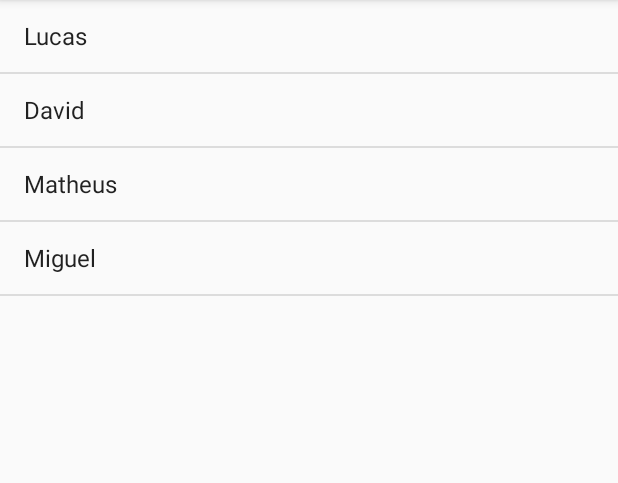
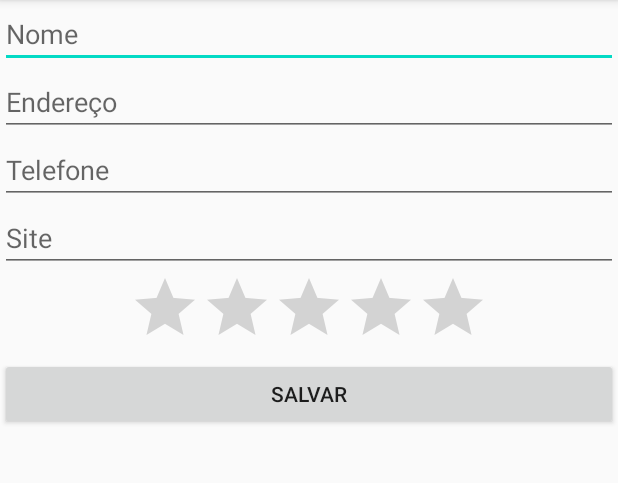
Before and after one commit to LuccasTraumer/MyApplication_Alura_Android, an Android app: the screen it shows after launch (MainActivity before the commit, FormularioActivity after it), on a phone screen of 412 x 824 dp, the part 84-567 px from its top. Run offline under Robolectric (Android 15) with nearby library versions, the phone set to English and light mode, and no system bars.

Commit message:
create a new Activity and a form to create a new student

```diff
--- a/app/app/src/main/AndroidManifest.xml
+++ b/app/app/src/main/AndroidManifest.xml
@@ -9,13 +9,16 @@
         android:roundIcon="@mipmap/ic_launcher_round"
         android:supportsRtl="true"
         android:theme="@style/AppTheme">
-        <activity android:name=".MainActivity">
+        <activity android:name=".FormularioActivity">
             <intent-filter>
                 <action android:name="android.intent.action.MAIN" />
 
                 <category android:name="android.intent.category.LAUNCHER" />
             </intent-filter>
         </activity>
+        <activity android:name=".MainActivity">
+
+        </activity>
     </application>
 
 </manifest>
--- /dev/null
+++ b/app/app/src/main/java/com/example/myapplication/FormularioActivity.java
@@ -0,0 +1,14 @@
+package com.example.myapplication;
+
+import androidx.appcompat.app.AppCompatActivity;
+
+import android.os.Bundle;
+
+public class FormularioActivity extends AppCompatActivity {
+
+    @Override
+    protected void onCreate(Bundle savedInstanceState) {
+        super.onCreate(savedInstanceState);
+        setContentView(R.layout.activity_formulario);
+    }
+}
--- /dev/null
+++ b/app/app/src/main/res/layout/activity_formulario.xml
@@ -0,0 +1,47 @@
+<?xml version="1.0" encoding="utf-8"?>
+<ScrollView
+    xmlns:android="http://schemas.android.com/apk/res/android"
+    android:layout_height="match_parent"
+    android:layout_width="match_parent">
+    <LinearLayout
+        android:orientation="vertical"
+        xmlns:tools="http://schemas.android.com/tools"
+        android:layout_width="match_parent"
+        android:layout_height="match_parent"
+        tools:context=".FormularioActivity">
+
+
+        <EditText
+            android:hint="Nome"
+            android:layout_width="match_parent"
+            android:layout_height="wrap_content"
+        />
+        <EditText
+            android:hint="Endereço"
+            android:layout_width="match_parent"
+            android:layout_height="wrap_content"
+        />
+        <EditText
+            android:hint="Telefone"
+            android:layout_width="match_parent"
+            android:layout_height="wrap_content"
+        />
+        <EditText
+            android:hint="Site"
+            android:layout_width="match_parent"
+            android:layout_height="wrap_content"
+        />
+        <RatingBar
+            android:layout_width="wrap_content"
+            android:layout_height="wrap_content"
+            android:numStars="5"
+            android:max="10"
+            android:layout_gravity="center"
+        />
+        <Button
+            android:layout_width="match_parent"
+            android:layout_height="wrap_content"
+            android:text="@string/btnSalvar"
+            />
+    </LinearLayout>
+</ScrollView>
--- a/app/app/src/main/res/values/strings.xml
+++ b/app/app/src/main/res/values/strings.xml
@@ -1,3 +1,4 @@
 <resources>
     <string name="app_name">My Application</string>
+    <string name="btnSalvar"> Salvar </string>
 </resources>
```
